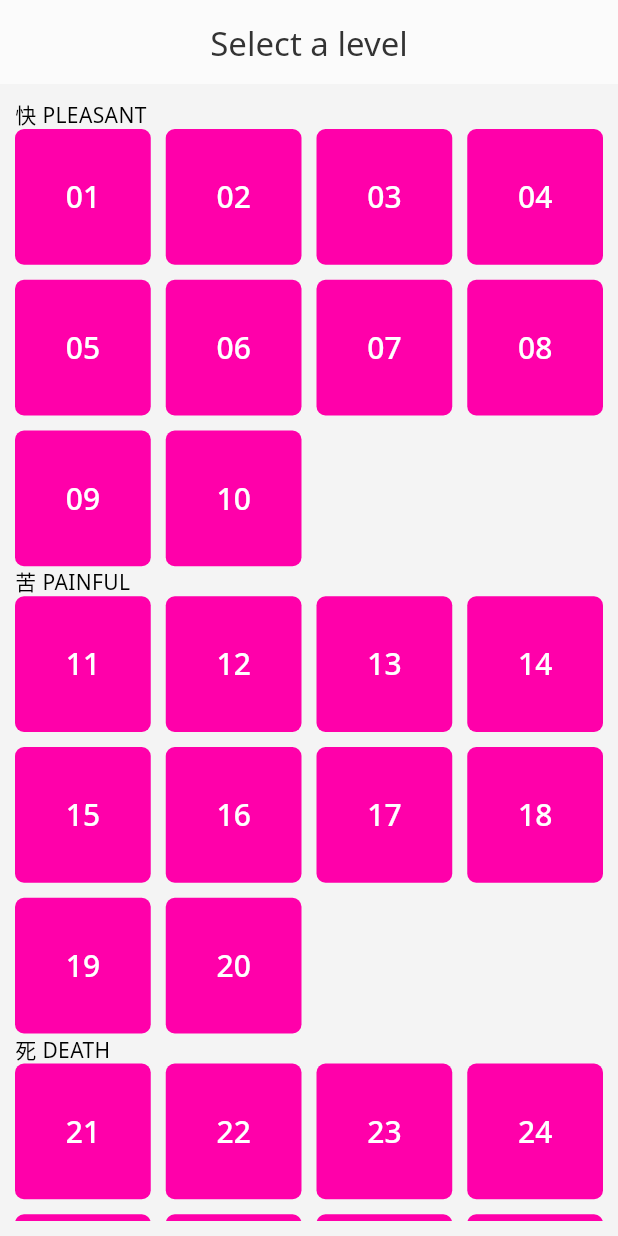
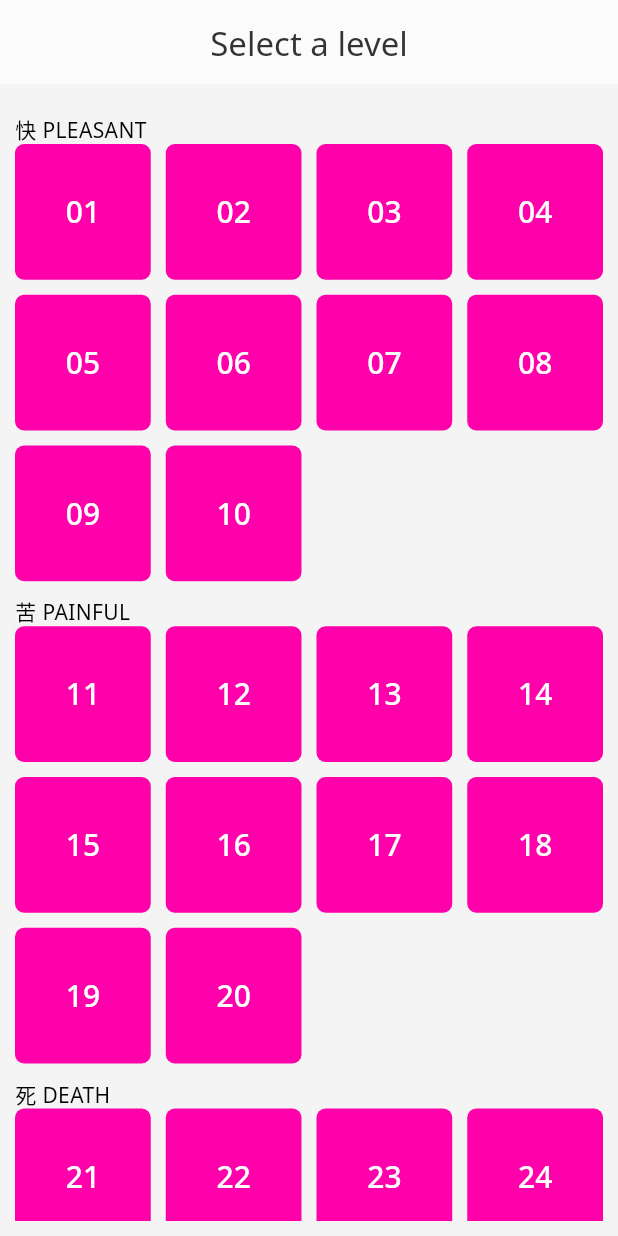
Before and after one commit to FrederikNorlyk/flutter-wanikani, a Flutter app: the screen it shows after launch, on a phone screen of 412 x 824 dp. Run offline on Flutter 3.47's test engine with Material 3 defaults, Android fonts, the phone set to English and light mode, and no system bars.

Commit message:
Added some spacing above the group name

```diff
--- a/lib/widgets/level_selector_widget.dart
+++ b/lib/widgets/level_selector_widget.dart
@@ -39,9 +39,11 @@ class LevelSelectorWidget extends StatelessWidget {
       // Label
       widgets.add(SliverList(
         delegate: SliverChildBuilderDelegate(
-          (context, index) => Text(group),
-          childCount: 1
-        )
+          (context, index) => index == 0
+            ? const SizedBox(height: 10)
+            : Text(group),
+          childCount: 2
+        ),
       ));
 
       final int startLevel = level;
```
